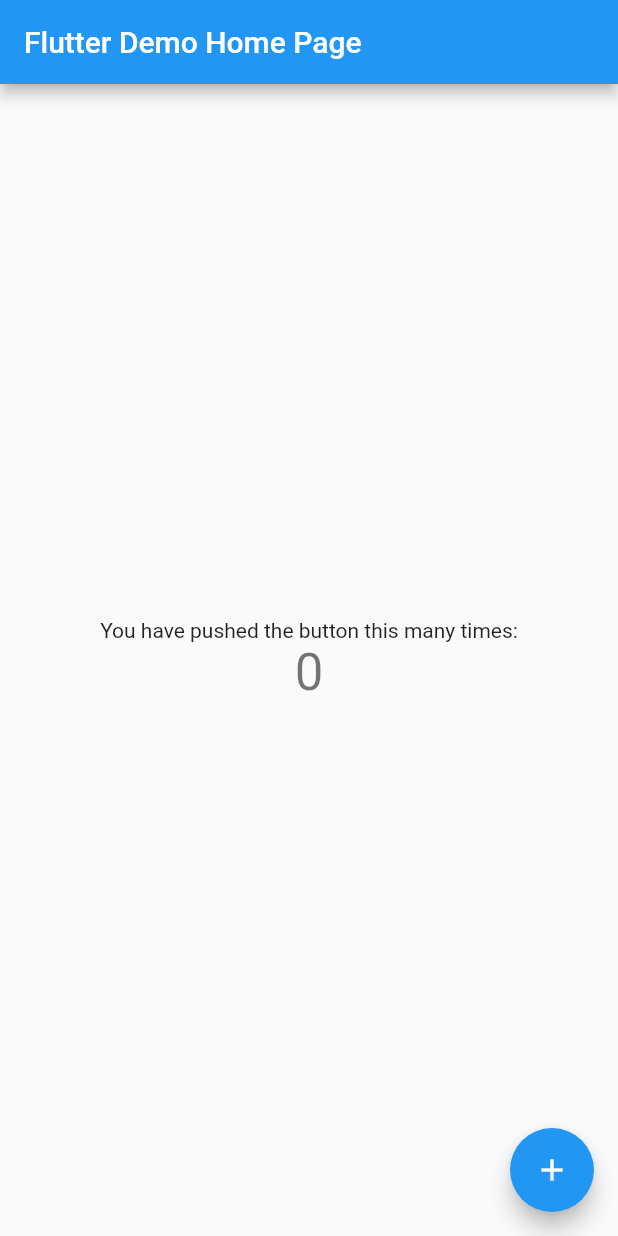
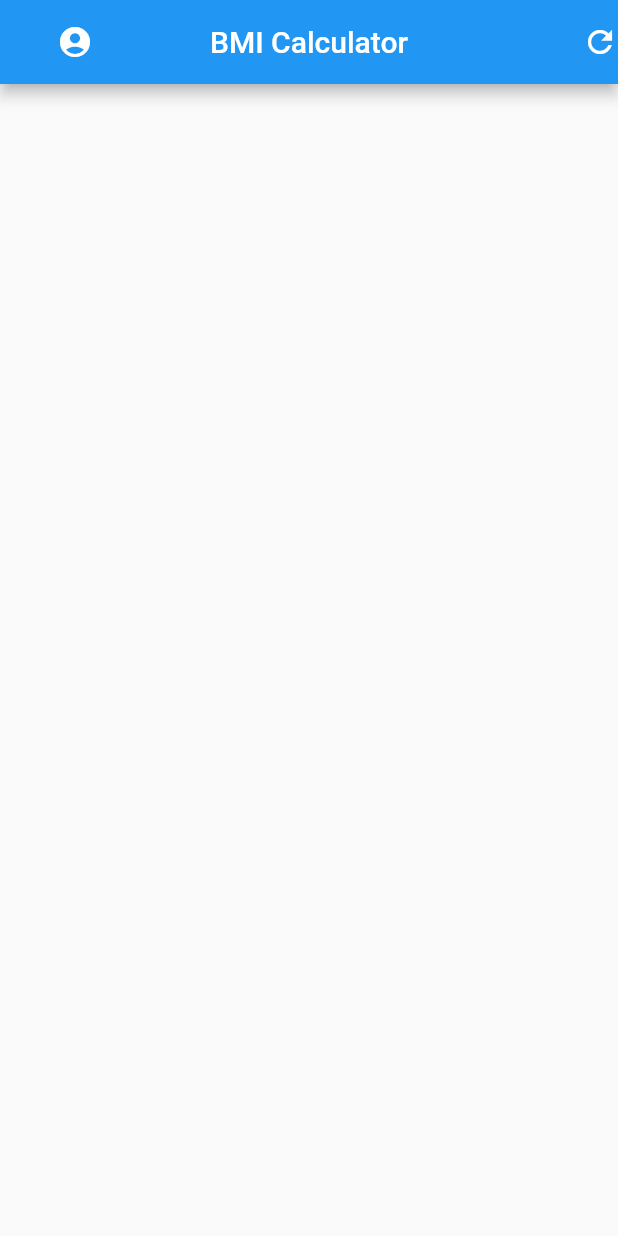
Before and after one commit to Alxelio/bmi_Santander, a Flutter app: the screen it shows after launch, on a phone screen of 412 x 824 dp. Run offline on Flutter 3.47's test engine with Material 2 defaults, Android fonts, the phone set to English and light mode, and no system bars.

Commit message:
Add an AppBar
Signed-off-by: Auccelio <auxerreauccelio@gmail.com>

```diff
--- a/lib/main.dart
+++ b/lib/main.dart
@@ -1,115 +1,46 @@
 import 'package:flutter/material.dart';
 
-void main() {
-  runApp(const MyApp());
+void main(){
+  runApp(myApp(),);
 }
 
-class MyApp extends StatelessWidget {
-  const MyApp({Key? key}) : super(key: key);
+class myApp extends StatelessWidget {
+  //const myApp({super.key});
 
-  // This widget is the root of your application.
   @override
   Widget build(BuildContext context) {
     return MaterialApp(
-      title: 'Flutter Demo',
-      theme: ThemeData(
-        // This is the theme of your application.
-        //
-        // Try running your application with "flutter run". You'll see the
-        // application has a blue toolbar. Then, without quitting the app, try
-        // changing the primarySwatch below to Colors.green and then invoke
-        // "hot reload" (press "r" in the console where you ran "flutter run",
-        // or simply save your changes to "hot reload" in a Flutter IDE).
-        // Notice that the counter didn't reset back to zero; the application
-        // is not restarted.
-        primarySwatch: Colors.blue,
-      ),
-      home: const MyHomePage(title: 'Flutter Demo Home Page'),
+      debugShowCheckedModeBanner: false,
+      home: Person(),
     );
   }
 }
 
-class MyHomePage extends StatefulWidget {
-  const MyHomePage({Key? key, required this.title}) : super(key: key);
 
-  // This widget is the home page of your application. It is stateful, meaning
-  // that it has a State object (defined below) that contains fields that affect
-  // how it looks.
+class Person extends StatefulWidget {
+  Person({ @required this.namee, @required this.weightt, @required this.heightt });
 
-  // This class is the configuration for the state. It holds the values (in this
-  // case the title) provided by the parent (in this case the App widget) and
-  // used by the build method of the State. Fields in a Widget subclass are
-  // always marked "final".
-
-  final String title;
+  String? namee;
+  double? weightt;
+  double? heightt;
 
   @override
-  State<MyHomePage> createState() => _MyHomePageState();
+  State<Person> createState() => _PersonState();
 }
 
-class _MyHomePageState extends State<MyHomePage> {
-  int _counter = 0;
-
-  void _incrementCounter() {
-    setState(() {
-      // This call to setState tells the Flutter framework that something has
-      // changed in this State, which causes it to rerun the build method below
-      // so that the display can reflect the updated values. If we changed
-      // _counter without calling setState(), then the build method would not be
-      // called again, and so nothing would appear to happen.
-      _counter++;
-    });
-  }
-
+class _PersonState extends State<Person> {
   @override
   Widget build(BuildContext context) {
-    // This method is rerun every time setState is called, for instance as done
-    // by the _incrementCounter method above.
-    //
-    // The Flutter framework has been optimized to make rerunning build methods
-    // fast, so that you can just rebuild anything that needs updating rather
-    // than having to individually change instances of widgets.
     return Scaffold(
       appBar: AppBar(
-        // Here we take the value from the MyHomePage object that was created by
-        // the App.build method, and use it to set our appbar title.
-        title: Text(widget.title),
+        title: Text("BMI Calculator"),
+        centerTitle: true,
+        leading: Icon(Icons.account_circle_rounded),
+        leadingWidth: 100,
+        actions: [Icon(Icons.refresh,),],
       ),
-      body: Center(
-        // Center is a layout widget. It takes a single child and positions it
-        // in the middle of the parent.
-        child: Column(
-          // Column is also a layout widget. It takes a list of children and
-          // arranges them vertically. By default, it sizes itself to fit its
-          // children horizontally, and tries to be as tall as its parent.
-          //
-          // Invoke "debug painting" (press "p" in the console, choose the
-          // "Toggle Debug Paint" action from the Flutter Inspector in Android
-          // Studio, or the "Toggle Debug Paint" command in Visual Studio Code)
-          // to see the wireframe for each widget.
-          //
-          // Column has various properties to control how it sizes itself and
-          // how it positions its children. Here we use mainAxisAlignment to
-          // center the children vertically; the main axis here is the vertical
-          // axis because Columns are vertical (the cross axis would be
-          // horizontal).
-          mainAxisAlignment: MainAxisAlignment.center,
-          children: <Widget>[
-            const Text(
-              'You have pushed the button this many times:',
-            ),
-            Text(
-              '$_counter',
-              style: Theme.of(context).textTheme.headline4,
-            ),
-          ],
-        ),
-      ),
-      floatingActionButton: FloatingActionButton(
-        onPressed: _incrementCounter,
-        tooltip: 'Increment',
-        child: const Icon(Icons.add),
-      ), // This trailing comma makes auto-formatting nicer for build methods.
+
+      body: SingleChildScrollView(),
     );
   }
 }
```
Also changed, not shown: 1 other file.
